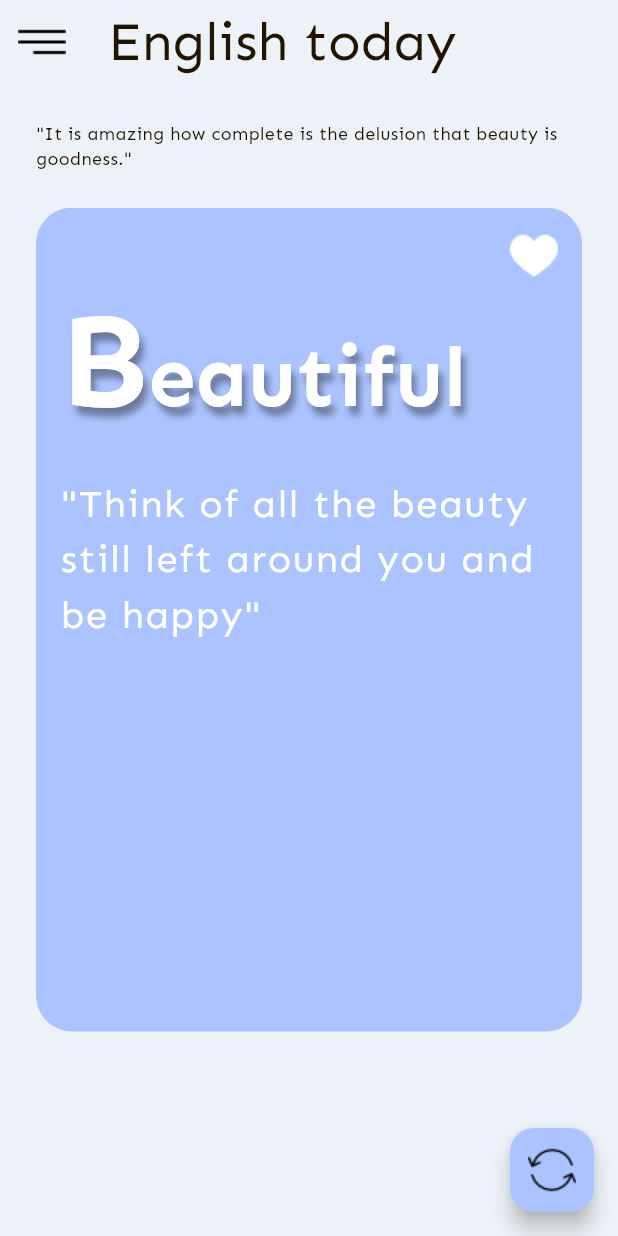
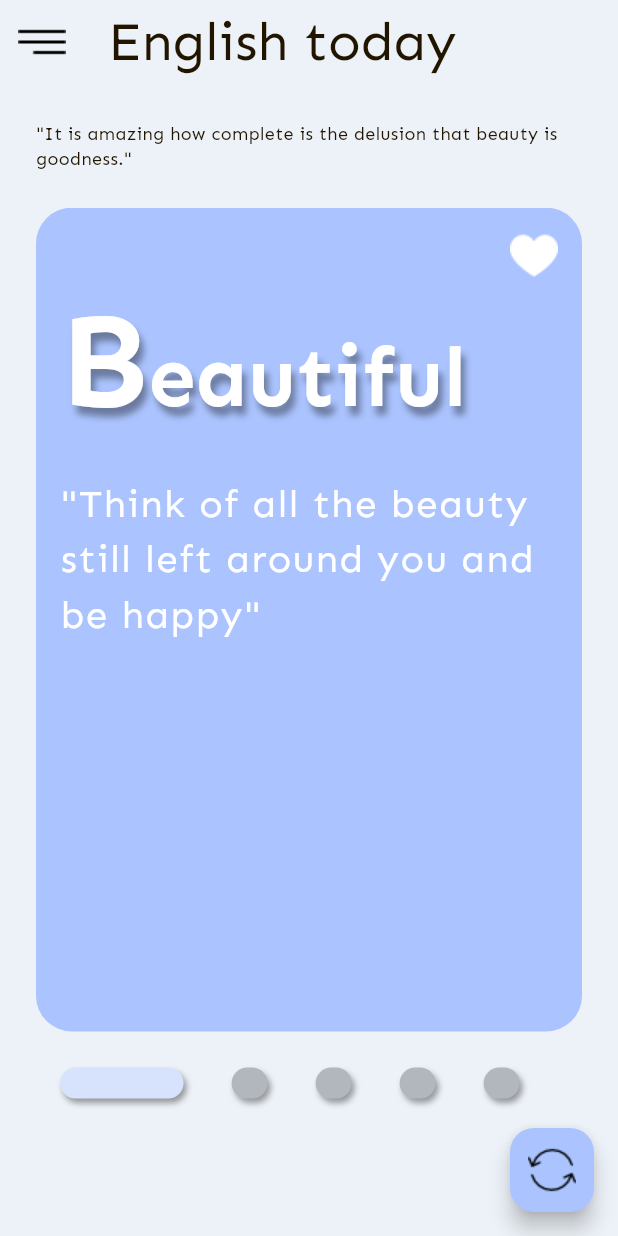
Before and after one commit to trtrung1209/english-card-app, a Flutter app: the HomePage screen opened directly, on a phone screen of 412 x 824 dp. Run offline on Flutter 3.47's test engine with Material 3 defaults, Android fonts, the phone set to English and light mode, and no system bars.

Commit message:
Indicator for PageView (HomePage)

```diff
--- a/lib/pages/home_page.dart
+++ b/lib/pages/home_page.dart
@@ -11,6 +11,9 @@ class HomePage extends StatefulWidget {
 }
 
 class _HomePageState extends State<HomePage> {
+  int _currentIndex = 0;
+  PageController _pageController = PageController();
+
   @override
   Widget build(BuildContext context) {
     Size size = MediaQuery.of(context).size;
@@ -48,7 +51,16 @@ class _HomePageState extends State<HomePage> {
                 ),)),
             Container(
               height: size.height * 2 / 3,
-              child: PageView.builder(itemCount: 5, itemBuilder: (context, index){
+              child: PageView.builder(
+                controller: _pageController,
+                onPageChanged: (index) {
+                  setState(() {
+                    _currentIndex = index;
+                  });
+                },
+                itemCount: 5,
+                itemBuilder: (context, index){
+
                 return Container(
                   padding: const EdgeInsets.all(16),
                   decoration: BoxDecoration(
@@ -112,10 +124,26 @@ class _HomePageState extends State<HomePage> {
                   ),
                 );
               }),
-            )
+            ),
+
+          // indicator
+          SizedBox(
+            height: size.height * 1 / 12,
+            child: Container(
+              padding: const EdgeInsets.symmetric(vertical: 24),
+              alignment: Alignment.center,
+              child: ListView.builder(
+                physics: NeverScrollableScrollPhysics(),
+                scrollDirection: Axis.horizontal,
+                itemCount: 5,
+                itemBuilder: (context, index){
+                  return buildIndicator(index == _currentIndex , size);
+                }),
+            ))
           ],
         ),
       ),
+
       floatingActionButton: FloatingActionButton(
         backgroundColor: AppColors.primaryColor,
         onPressed: (){
@@ -125,4 +153,20 @@ class _HomePageState extends State<HomePage> {
         ),
     );
   }
+  Widget buildIndicator(bool isActive, Size size) {
+    return Container(
+      height: 8,
+      margin: const EdgeInsets.symmetric(horizontal: 16),
+      width: isActive ? size.width * 1/5 : 24,
+      decoration: BoxDecoration(
+        color: isActive ? AppColors.lightBlue : AppColors.lightGrey,
+        borderRadius: BorderRadius.all(Radius.circular(12)),
+        boxShadow: [
+          BoxShadow(
+            color: Colors.black38, offset: Offset(2, 3), blurRadius: 3
+          )
+        ]
+      ),
+    );
+  }
 }
```
